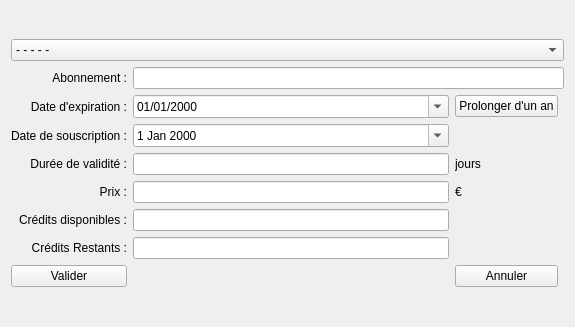
First picture: the form in f_ajoutercoticarte.ui, repository nivhg/ludopen, before the edit.
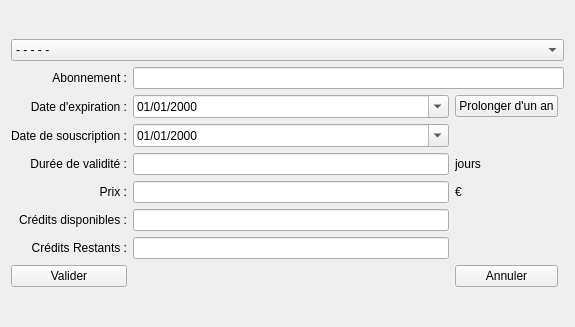
Second picture: the form after the edit. Icons and pictures are not drawn.

Commit message: Passage de toutes les dates au format Fran?ais sans jour ?crit textuellement (demande de ML par post-it)

```diff
--- a/f_ajoutercoticarte.ui
+++ b/f_ajoutercoticarte.ui
@@ -67,6 +67,9 @@
      </item>
      <item row="6" column="2">
       <widget class="QDateEdit" name="DtE_DateSouscription">
+       <property name="displayFormat">
+        <string>dd/MM/yyyy</string>
+       </property>
        <property name="calendarPopup">
         <bool>true</bool>
        </property>
```
The commit also changes 14 other files.
